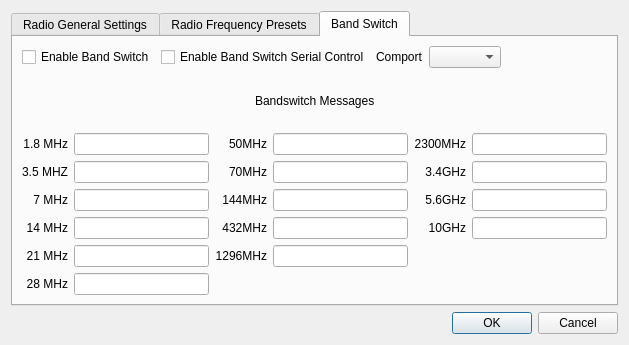
Old version of the form mqt/MqtLogger/radiosettingdialog.ui in the repository Rsclub22/Minos2-Mirror.
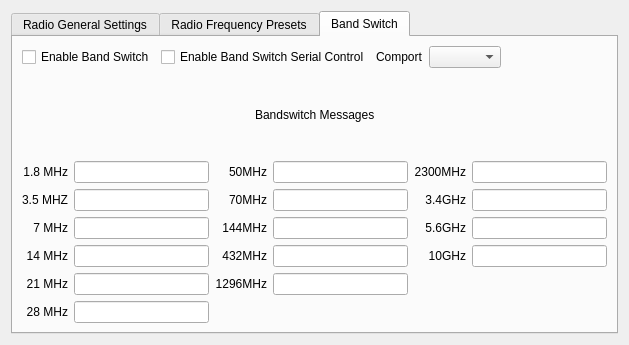
New version of the form.

Commit message: Move individual option setting dialogs to tabs of a single dialog

The edit to the form file:
```diff
--- a/mqt/MqtLogger/radiosettingdialog.ui
+++ b/mqt/MqtLogger/radiosettingdialog.ui
@@ -1,7 +1,7 @@
 <?xml version="1.0" encoding="UTF-8"?>
 <ui version="4.0">
  <class>RadioSettingDialog</class>
- <widget class="QDialog" name="RadioSettingDialog">
+ <widget class="QFrame" name="RadioSettingDialog">
   <property name="geometry">
    <rect>
     <x>0</x>
@@ -1255,16 +1255,6 @@
      </widget>
     </widget>
    </item>
-   <item>
-    <widget class="QDialogButtonBox" name="buttonBox">
-     <property name="orientation">
-      <enum>Qt::Horizontal</enum>
-     </property>
-     <property name="standardButtons">
-      <set>QDialogButtonBox::Cancel|QDialogButtonBox::Ok</set>
-     </property>
-    </widget>
-   </item>
   </layout>
  </widget>
  <resources/>
```
Left out of the diff: 35 changed lines with no effect on the pictures. The commit also changes 18 other files.
